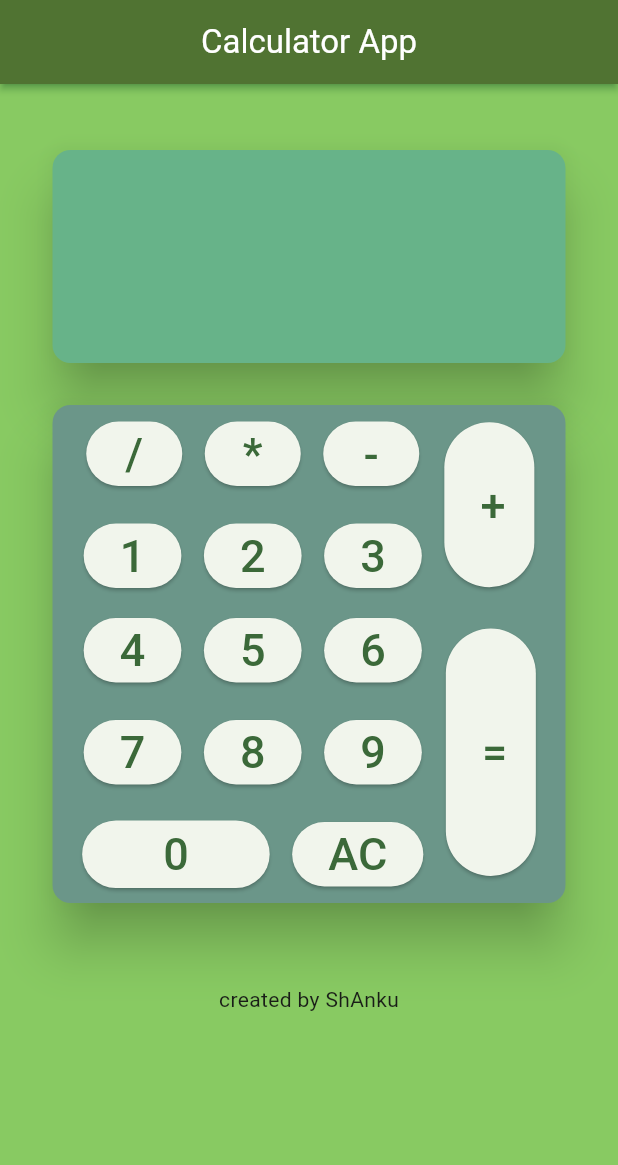
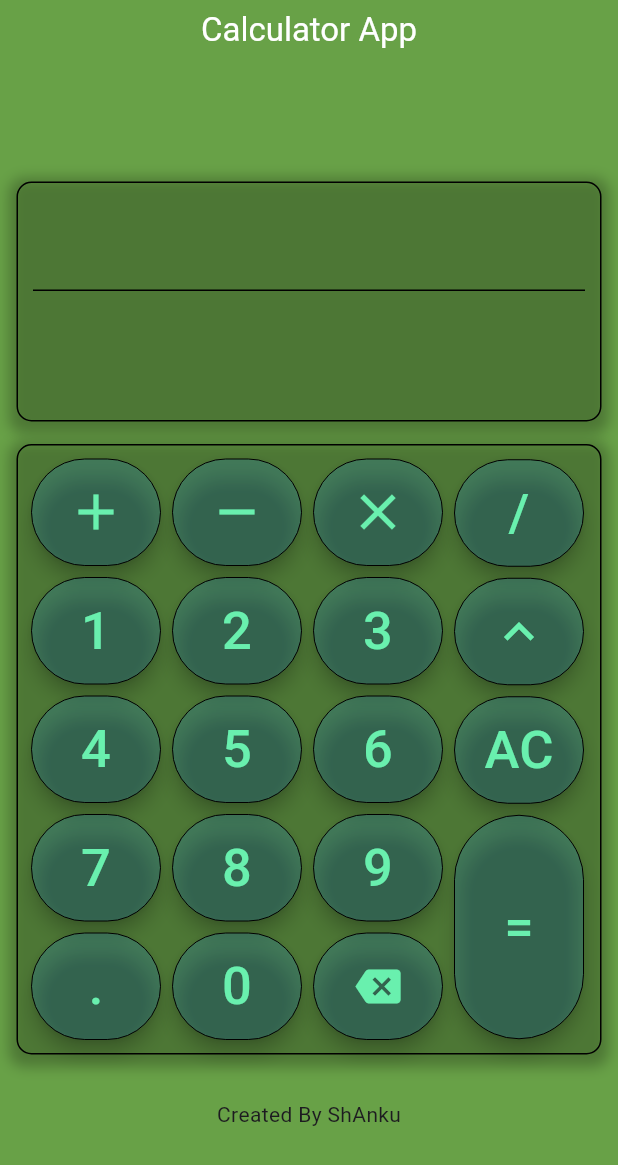
Before and after one commit to Shnku/gui_apps, a Flutter app: the screen it shows after launch, on a phone screen of 412 x 824 dp. Shown: the top 1165 px of the screen. Run offline on Flutter 3.47's test engine with Material 3 defaults, Android fonts, the phone set to English and light mode, and no system bars.

Commit message:
version 2.0 updated + pow/backspace/decimal/+theme change

```diff
--- a/firstapp/lib/homepage.dart
+++ b/firstapp/lib/homepage.dart
@@ -1,4 +1,4 @@
-// import "package:flutter/gestures.dart";
+import "dart:math";
 import "package:flutter/material.dart";
 
 class MyHomePage extends StatefulWidget {
@@ -10,288 +10,179 @@ class MyHomePage extends StatefulWidget {
 
 class _MyHomepageState extends State<MyHomePage> {
   var operation = "";
-  TextStyle mytxt1 = TextStyle(fontSize: 50);
-  TextStyle mytxt2 = TextStyle(fontSize: 30);
-  String textfieldValue = "H";
+  var result = "";
+  TextStyle mytxt50 = TextStyle(fontSize: 50);
+  TextStyle mytxt30 = TextStyle(fontSize: 35);
+  BoxDecoration myboxdeco = BoxDecoration(
+      border: Border.all(width: 1),
+      boxShadow: [
+        BoxShadow(
+          color: Colors.black26,
+          spreadRadius: 5,
+          blurRadius: 7,
+          offset: Offset(0, 3), // changes position of shadow
+        ),
+      ],
+      borderRadius: BorderRadius.circular(10));
+
+  Widget buildCalculatorButton(
+    String symbol, {
+    Icon? icon,
+    double width = 90,
+    double height = 75,
+    Function()? pressing,
+  }) {
+    return Container(
+      height: height,
+      width: width,
+      margin: EdgeInsets.all(2),
+      padding: EdgeInsets.all(2),
+      // color: Colors.black,
+      child: ElevatedButton(
+        style: ButtonStyle(
+          backgroundColor: MaterialStatePropertyAll(Colors.blue.withAlpha(50)),
+          foregroundColor: MaterialStatePropertyAll(Colors.greenAccent),
+          side: MaterialStatePropertyAll(BorderSide(width: 0)),
+          elevation: MaterialStateProperty.all(5),
+          padding: MaterialStatePropertyAll(EdgeInsets.all(2)),
+        ),
+        onPressed: pressing ?? () => setState(() => operation += symbol),
+        child: icon ?? Text(symbol, style: mytxt30),
+      ),
+    );
+  }
 
   @override
   Widget build(BuildContext context) {
     return Scaffold(
-      backgroundColor: Color.fromARGB(255, 136, 202, 98),
+      backgroundColor: Color.fromARGB(255, 104, 161, 71),
       appBar: AppBar(
         title: Text("Calculator App"),
+        toolbarHeight: 40,
         centerTitle: true,
+        bottomOpacity: 0.5,
+        forceMaterialTransparency: true,
         elevation: 2,
         shadowColor: Colors.green,
         backgroundColor: Color.fromARGB(255, 81, 116, 49),
         foregroundColor: Colors.white,
       ),
       body: Center(
-        // child: Container(
-        // alignment: AlignmentDirectional.center, //not work
-        // transformAlignment: Alignment.center, //not work
-        // width: 400,
-        // color: Colors.grey,
-        child: Column(
-          children: [
-            Padding(
-              padding: const EdgeInsets.only(top: 40.0, bottom: 20),
-              child: SizedBox(
-                height: 150,
-                width: 350,
-                child: Card(
-                  // margin: EdgeInsets.all(10.0),
-                  color: Color.fromARGB(255, 103, 179, 137),
-                  elevation: 15.0,
         child: SingleChildScrollView(
-                      reverse: true,
-                      // scrollDirection: Axis.horizontal,
-                      padding: EdgeInsets.all(5),
-                      child: Center(
-                        child: Text(
-                          operation,
-                          style: mytxt1,
-                          // overflow: TextOverflow.ellipsis,
-                        ),
-                      )),
-                ),
-              ),
-            ),
-            SizedBox(
-              width: 350,
-              height: 340,
-              child: Card(
-                color: Color.fromARGB(255, 107, 150, 137),
-                elevation: 15,
-                // margin: EdgeInsets.all(40.0),
+          child: Column(children: [
+            Container(
+              height: 160,
+              width: 390,
+              decoration: myboxdeco,
+              margin: EdgeInsets.fromLTRB(10, 10, 10, 5),
+              child: SingleChildScrollView(
+                padding: EdgeInsets.symmetric(horizontal: 10),
                 child: Column(
                   mainAxisAlignment: MainAxisAlignment.center,
                   crossAxisAlignment: CrossAxisAlignment.center,
                   children: [
-                    Row(
-                      mainAxisAlignment: MainAxisAlignment.center,
+                    Text(
+                      operation,
+                      style: mytxt50,
+                    ),
+                    Container(
+                      height: 1,
+                      color: Colors.black,
+                      alignment: Alignment.center,
+                    ),
+                    Text(
+                      result,
+                      style: mytxt50,
+                    )
+                  ],
+                ),
+              ),
+            ),
+            Container(
+              width: 390,
+              margin: EdgeInsets.all(10),
+              padding: EdgeInsets.all(5),
+              alignment: Alignment.center,
+              decoration: myboxdeco,
+              child: Row(
                 children: [
                   Column(
                     children: [
                       Row(
-                              mainAxisAlignment: MainAxisAlignment.spaceEvenly,
                         children: [
-                                ElevatedButton(
-                                  onPressed: () => setState(
-                                    () {
-                                      operation += "/";
-                                    },
-                                  ),
-                                  child: Text("/", style: mytxt2),
-                                ),
-                                SizedBox(width: 15),
-                                ElevatedButton(
-                                  onPressed: () => setState(
-                                    () {
-                                      operation += "*";
-                                    },
-                                  ),
-                                  child: Text("*", style: mytxt2),
-                                ),
-                                SizedBox(width: 15),
-                                ElevatedButton(
-                                  onPressed: () => setState(
-                                    () {
-                                      operation += "-";
-                                    },
-                                  ),
-                                  child: Text("-", style: mytxt2),
-                                ),
+                          buildCalculatorButton("+",
+                              icon: Icon(Icons.add, size: 40)),
+                          buildCalculatorButton("-",
+                              icon: Icon(Icons.remove, size: 40)),
+                          buildCalculatorButton("*",
+                              icon: Icon(Icons.close, size: 40)),
                         ],
                       ),
-                            SizedBox(height: 20),
                       Row(
-                              mainAxisAlignment: MainAxisAlignment.spaceEvenly,
-                              mainAxisSize: MainAxisSize.min,
                         children: [
-                                ElevatedButton(
-                                  onPressed: () => setState(
-                                    () {
-                                      operation += "1";
-                                    },
+                          buildCalculatorButton("1"),
+                          buildCalculatorButton("2"),
+                          buildCalculatorButton("3"),
+                        ],
                       ),
-                                  child: Text("1", style: mytxt2),
+                      Row(
+                        children: [
+                          buildCalculatorButton("4"),
+                          buildCalculatorButton("5"),
+                          buildCalculatorButton("6"),
+                        ],
                       ),
-                                SizedBox(width: 15),
-                                ElevatedButton(
-                                  onPressed: () => setState(
-                                    () {
-                                      operation += "2";
-                                    },
+                      Row(
+                        children: [
+                          buildCalculatorButton("7"),
+                          buildCalculatorButton("8"),
+                          buildCalculatorButton("9"),
+                        ],
                       ),
-                                  child: Text("2", style: mytxt2),
-                                ),
-                                SizedBox(width: 15),
-                                ElevatedButton(
-                                  onPressed: () => setState(
-                                    () {
-                                      operation += "3";
-                                    },
-                                  ),
-                                  child: Text("3", style: mytxt2),
-                                ),
+                      Row(
+                        children: [
+                          buildCalculatorButton("."),
+                          buildCalculatorButton("0"),
+                          buildCalculatorButton("C",
+                              pressing: () => setState(() => operation =
+                                  operation.substring(0, operation.length - 1)),
+                              icon: Icon(Icons.backspace, size: 30)),
                         ],
                       ),
                     ],
                   ),
-                        SizedBox(width: 15),
-                        SizedBox(
-                          height: 110,
-                          width: 60,
-                          child: ElevatedButton(
-                            onPressed: () {
-                              setState(() {
-                                operation += "+";
-                              });
-                            },
-                            child: Text("+", style: mytxt2),
-                          ),
-                        ),
-                      ],
-                    ),
-                    SizedBox(height: 15),
-                    Row(
-                      mainAxisAlignment: MainAxisAlignment.center,
-                      children: [
-                        Column(
-                          children: [
-                            Row(
-                              mainAxisAlignment: MainAxisAlignment.spaceEvenly,
-                              mainAxisSize: MainAxisSize.min,
-                              children: [
-                                ElevatedButton(
-                                  onPressed: () => setState(
-                                    () {
-                                      operation += "4";
-                                    },
-                                  ),
-                                  child: Text("4", style: mytxt2),
-                                ),
-                                SizedBox(width: 15),
-                                ElevatedButton(
-                                  onPressed: () => setState(
-                                    () {
-                                      operation += "5";
-                                    },
-                                  ),
-                                  child: Text("5", style: mytxt2),
-                                ),
-                                SizedBox(width: 15),
-                                ElevatedButton(
-                                  onPressed: () => setState(
-                                    () {
-                                      operation += "6";
-                                    },
-                                  ),
-                                  child: Text("6", style: mytxt2),
-                                ),
-                              ],
-                            ),
-                            SizedBox(height: 20),
-                            Row(
-                              mainAxisAlignment: MainAxisAlignment.spaceEvenly,
-                              mainAxisSize: MainAxisSize.min,
-                              children: [
-                                ElevatedButton(
-                                  onPressed: () => setState(
-                                    () {
-                                      operation += "7";
-                                    },
-                                  ),
-                                  child: Text("7", style: mytxt2),
-                                ),
-                                SizedBox(width: 15),
-                                ElevatedButton(
-                                  onPressed: () => setState(
-                                    () {
-                                      operation += "8";
-                                    },
-                                  ),
-                                  child: Text("8", style: mytxt2),
-                                ),
-                                SizedBox(width: 15),
-                                ElevatedButton(
-                                  onPressed: () => setState(
-                                    () {
-                                      operation += "9";
-                                    },
-                                  ),
-                                  child: Text("9", style: mytxt2),
-                                ),
-                              ],
-                            ),
-                            SizedBox(height: 20),
-                            Row(
-                              mainAxisAlignment: MainAxisAlignment.spaceAround,
-                              children: [
-                                SizedBox(
-                                  height: 45,
-                                  width: 125,
-                                  child: ElevatedButton(
-                                    onPressed: () => setState(
-                                      () {
-                                        operation += "0";
-                                      },
-                                    ),
-                                    child: Text("0", style: mytxt2),
-                                  ),
-                                ),
-                                SizedBox(width: 15),
-                                ElevatedButton(
-                                  onPressed: () => setState(
-                                    () {
+                  Column(children: [
+                    buildCalculatorButton("/"),
+                    buildCalculatorButton("^",
+                        icon: Icon(Icons.expand_less, size: 40)),
+                    buildCalculatorButton("AC",
+                        pressing: () => setState(() {
                               operation = "";
-                                    },
-                                  ),
-                                  child: Text("AC", style: mytxt2),
-                                ),
-                              ],
-                            )
-                          ],
-                        ),
-                        SizedBox(width: 15),
-                        SizedBox(
-                          height: 165,
-                          width: 60,
-                          child: ElevatedButton(
-                            onPressed: () {
-                              setState(() {
+                              result = "";
+                            })),
+                    buildCalculatorButton("=",
+                        height: 153,
+                        pressing: () => setState(() {
+
                               operation += "=";
-                                String temp = doCalculation(operation);
-                                operation = operation.replaceAll("=", '');
-                                // List<String> t;
-                                // t = operation.split("=");
-                                // operation = t[0];
-                                operation += "\n= $temp";
-                              });
-                            },
-                            child: Text("=", style: mytxt2),
-                          ),
-                        ),
-                      ],
-                    ),
+                              result = "=${doCalculation(operation)}";
+                              operation = operation.replaceAll("=", "");
+                            }))
+                  ]),
                 ],
               ),
             ),
+            SizedBox(height: 20),
+            Text("Created By ShAnku"),
+          ]),
         ),
-            SizedBox(
-              height: 50,
-            ),
-            Text("created by ShAnku"),
-          ],
-        ),
-        // ),
       ),
     );
   }
 }
 
 String doCalculation(String str) {
+  // ignore: prefer_typing_uninitialized_variables
   var ans;
   var list = [];
   var operators = []; // new List.empty();
@@ -304,10 +195,13 @@ String doCalculation(String str) {
       list.addAll(operators.reversed);
       break;
     }
-    if (str[i] == "+" || str[i] == "-" || str[i] == "/" || str[i] == "*") {
+    if (str[i] == "+" ||
+        str[i] == "-" ||
+        str[i] == "/" ||
+        str[i] == "*" ||
+        str[i] == "^") {
       list.add(temp);
       bool added = false;
-      // list.add(str[i]);
       if (operators.isNotEmpty) {
         if (weight(operators.last) < weight(str[i])) {
           operators.add(str[i]);
@@ -358,13 +252,18 @@ int weight(var x) {
 }
 
 dynamic evalExpr(var exp) {
-  List<double> stk = [];
+  List<num> stk = [];
   for (var i = 0; i < exp.length; i++) {
     print("eval exp stack is: $stk");
-    if (exp[i] == "+" || exp[i] == "-" || exp[i] == "/" || exp[i] == "*") {
-      double n2 = stk.removeLast();
-      double n1 = stk.removeLast();
-      double ans = 0;
+    // if (exp[i] == "=") break;
+    if (exp[i] == "+" ||
+        exp[i] == "-" ||
+        exp[i] == "/" ||
+        exp[i] == "*" ||
+        exp[i] == "^") {
+      num n2 = stk.removeLast();
+      num n1 = stk.removeLast();
+      num ans = 0;
       switch (exp[i]) {
         case "+":
           ans = (n1 + n2);
@@ -373,14 +272,15 @@ dynamic evalExpr(var exp) {
         case "*":
           ans = (n1 * n2);
         case "/":
-          // if (n2 == 0) throw new IntegerDivisionByZeroException();
           ans = (n1 / n2);
+        case "^":
+          ans = pow(n1, n2);
         default:
           ans = 0;
       }
       stk.add(ans);
     } else {
-      stk.add(double.parse(exp[i]));
+      stk.add(num.parse(exp[i]));
     }
   }
   return stk.removeLast();
--- a/firstapp/lib/main.dart
+++ b/firstapp/lib/main.dart
@@ -15,7 +15,7 @@ class MyApp extends StatelessWidget {
       theme: ThemeData(
         useMaterial3: true,
         colorScheme:
-            ColorScheme.fromSeed(seedColor: Color.fromARGB(255, 125, 240, 125)),
+            ColorScheme.fromSeed(seedColor: Color.fromARGB(255, 110, 76, 172)),
       ),
       home: MyHomePage(),
       debugShowCheckedModeBanner: false,
--- a/firstapp/pubspec.yaml
+++ b/firstapp/pubspec.yaml
@@ -16,7 +16,7 @@ publish_to: 'none' # Remove this line if you wish to publish to pub.dev
 # https://developer.apple.com/library/archive/documentation/General/Reference/InfoPlistKeyReference/Articles/CoreFoundationKeys.html
 # In Windows, build-name is used as the major, minor, and patch parts
 # of the product and file versions while build-number is used as the build suffix.
-version: 1.0.0+1
+version: 2.0.0+1
 
 environment:
   sdk: '>=3.3.0 <4.0.0'
```
Lines whose indentation alone changed are shown as unchanged.
